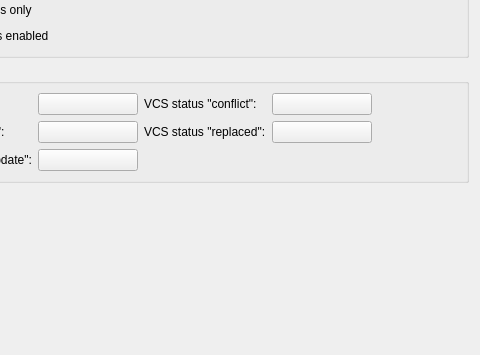
testmana2/test, file Preferences/ConfigurationPages/VcsPage.ui: the form before one commit; both pictures show x 139 to 619 and y 217 to 572 of the 619 by 572 pixel window.
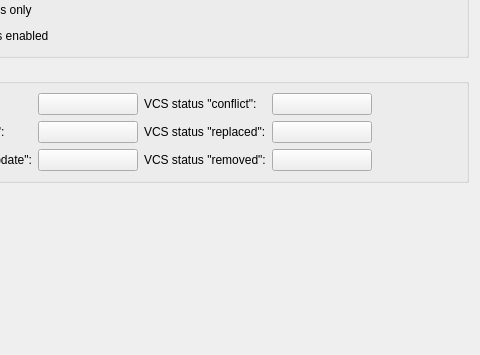
The form after the commit.

Commit message: Added actions to identify the repo, to forget about files and added an additional status to be reported by the status monitor.

```diff
--- a/Preferences/ConfigurationPages/VcsPage.ui
+++ b/Preferences/ConfigurationPages/VcsPage.ui
@@ -256,6 +256,29 @@
         </property>
        </widget>
       </item>
+      <item row="2" column="2">
+       <widget class="QLabel" name="label_7">
+        <property name="text">
+         <string>VCS status &quot;removed&quot;:</string>
+        </property>
+       </widget>
+      </item>
+      <item row="2" column="3">
+       <widget class="QPushButton" name="pbVcsRemovedButton">
+        <property name="minimumSize">
+         <size>
+          <width>100</width>
+          <height>0</height>
+         </size>
+        </property>
+        <property name="toolTip">
+         <string>Select the background colour for entries with VCS status &quot;removed&quot;.</string>
+        </property>
+        <property name="text">
+         <string/>
+        </property>
+       </widget>
+      </item>
      </layout>
     </widget>
    </item>
```
The commit also changes 21 other files.
